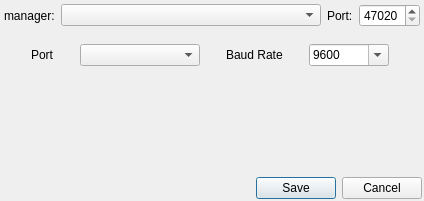
Old version of the form qiperfc/src/dlgserial.ui in the repository coolshou/qiperf.
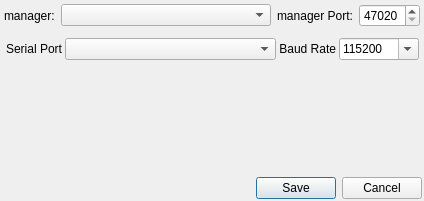
New version of the form. Icons and pictures are not drawn.

Commit message: adj serial ui

Patch:
```diff
--- a/qiperfc/src/dlgserial.ui
+++ b/qiperfc/src/dlgserial.ui
@@ -58,7 +58,7 @@
       <item>
        <widget class="QLabel" name="label_2">
         <property name="text">
-         <string>Port:</string>
+         <string>manager Port:</string>
         </property>
        </widget>
       </item>
@@ -80,24 +80,42 @@
    </item>
    <item>
     <widget class="QWidget" name="widget_serial" native="true">
-     <layout class="QHBoxLayout" name="horizontalLayout_2">
+     <layout class="QHBoxLayout" name="horizontalLayout_2" stretch="0,1,0,0">
+      <property name="spacing">
+       <number>3</number>
+      </property>
+      <property name="leftMargin">
+       <number>3</number>
+      </property>
+      <property name="topMargin">
+       <number>3</number>
+      </property>
+      <property name="rightMargin">
+       <number>3</number>
+      </property>
+      <property name="bottomMargin">
+       <number>3</number>
+      </property>
       <item>
        <widget class="QLabel" name="labelPort">
         <property name="sizePolicy">
-         <sizepolicy hsizetype="Fixed" vsizetype="Preferred">
+         <sizepolicy hsizetype="Preferred" vsizetype="Preferred">
           <horstretch>0</horstretch>
           <verstretch>0</verstretch>
          </sizepolicy>
         </property>
         <property name="text">
-         <string>Port</string>
+         <string>Serial Port</string>
+        </property>
+        <property name="alignment">
+         <set>Qt::AlignRight|Qt::AlignTrailing|Qt::AlignVCenter</set>
         </property>
        </widget>
       </item>
       <item>
        <widget class="QComboBox" name="portNameBox">
         <property name="sizePolicy">
-         <sizepolicy hsizetype="Fixed" vsizetype="Fixed">
+         <sizepolicy hsizetype="Preferred" vsizetype="Preferred">
           <horstretch>0</horstretch>
           <verstretch>0</verstretch>
          </sizepolicy>
@@ -110,7 +128,7 @@
         </property>
         <property name="maximumSize">
          <size>
-          <width>120</width>
+          <width>240</width>
           <height>16777215</height>
          </size>
         </property>
@@ -125,7 +143,7 @@
       <item>
        <widget class="QLabel" name="labelBaudRate">
         <property name="sizePolicy">
-         <sizepolicy hsizetype="Fixed" vsizetype="Preferred">
+         <sizepolicy hsizetype="Preferred" vsizetype="Preferred">
           <horstretch>0</horstretch>
           <verstretch>0</verstretch>
          </sizepolicy>
@@ -133,12 +151,15 @@
         <property name="text">
          <string>Baud Rate</string>
         </property>
+        <property name="alignment">
+         <set>Qt::AlignRight|Qt::AlignTrailing|Qt::AlignVCenter</set>
+        </property>
        </widget>
       </item>
       <item>
        <widget class="QComboBox" name="baudRateBox">
         <property name="sizePolicy">
-         <sizepolicy hsizetype="Fixed" vsizetype="Fixed">
+         <sizepolicy hsizetype="Preferred" vsizetype="Preferred">
           <horstretch>0</horstretch>
           <verstretch>0</verstretch>
          </sizepolicy>
@@ -165,24 +186,14 @@
          <bool>true</bool>
         </property>
         <property name="currentText">
-         <string notr="true">9600</string>
+         <string notr="true">115200</string>
         </property>
         <property name="maxVisibleItems">
          <number>20</number>
         </property>
         <item>
          <property name="text">
-          <string notr="true">9600</string>
-         </property>
-        </item>
-        <item>
-         <property name="text">
-          <string notr="true">19200</string>
-         </property>
-        </item>
-        <item>
-         <property name="text">
-          <string notr="true">38400</string>
+          <string notr="true">115200</string>
          </property>
         </item>
         <item>
```
Left out of the diff: 12 changed lines with no effect on the pictures.
